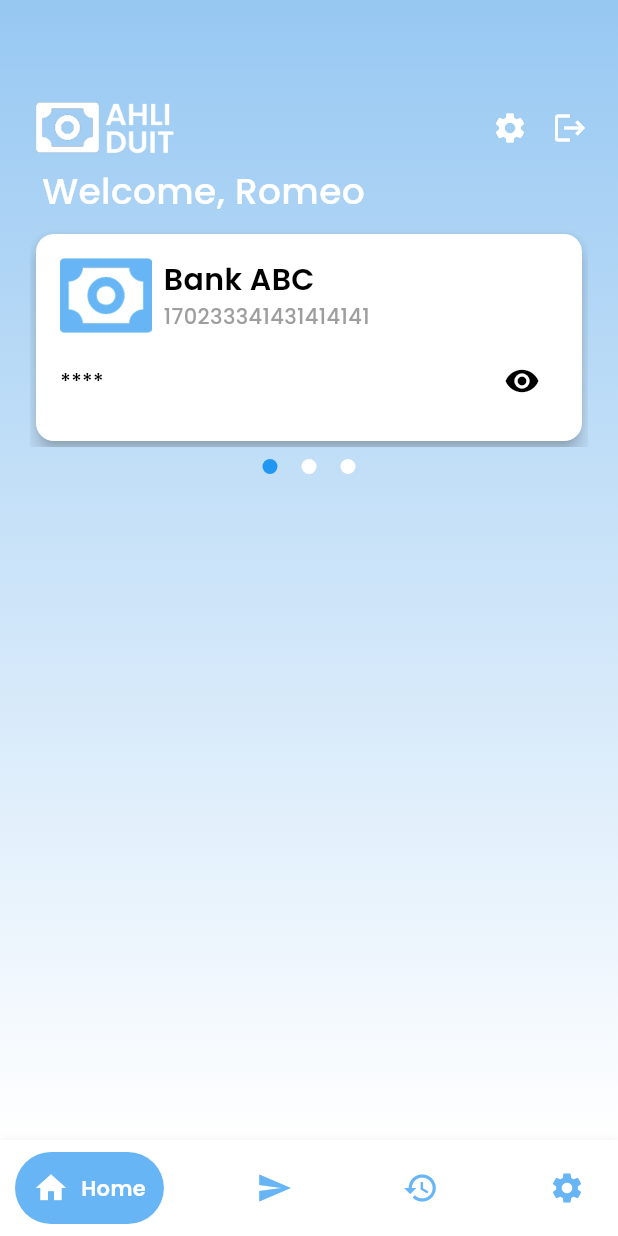
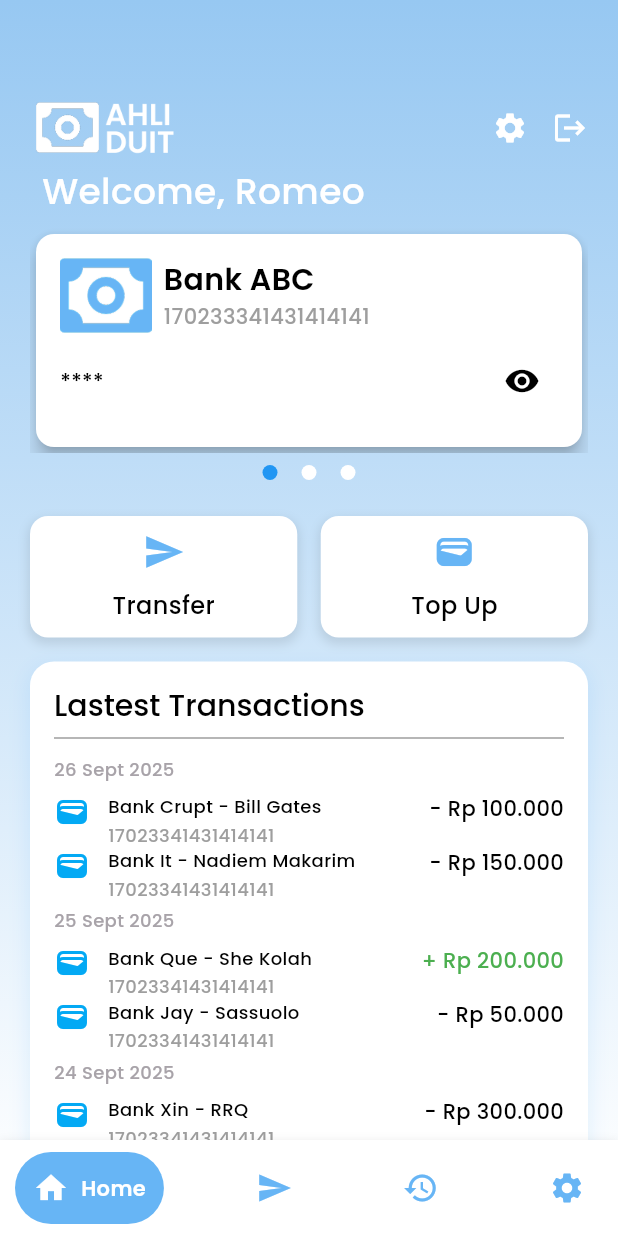
Before and after one commit to akangromeo/mobile_banking_apps, a Flutter app: the screen it shows after launch, on a phone screen of 412 x 824 dp. Run offline on Flutter 3.47's test engine with Material 3 defaults, Android fonts, the phone set to English and light mode, and no system bars; drawn by our look-alikes of google_nav_bar, smooth_page_indicator; our stand-ins replace go_router.

Commit message:
feat: add component for home FINISHED

```diff
--- a/lib/core/theme/app_theme.dart
+++ b/lib/core/theme/app_theme.dart
@@ -39,6 +39,8 @@ final ThemeData appTheme = ThemeData(
         fontWeight: FontWeight.w500, fontSize: 32, color: Colors.white),
     headlineMedium: TextStyle(
         fontWeight: FontWeight.w500, fontSize: 24, color: Colors.white),
+    headlineSmall: TextStyle(
+        fontWeight: FontWeight.w500, fontSize: 20, color: Colors.white),
 
     // Digunakan untuk judul sub-bagian, menggunakan SemiBold
     titleLarge: TextStyle(
--- a/lib/features/home/presentation/screens/home_screen.dart
+++ b/lib/features/home/presentation/screens/home_screen.dart
@@ -1,4 +1,6 @@
 import 'package:flutter/material.dart';
+import 'package:mobile_banking_apps/features/home/presentation/widgets/button_card.dart';
+import 'package:mobile_banking_apps/features/home/presentation/widgets/transaction_history_card.dart';
 import 'package:smooth_page_indicator/smooth_page_indicator.dart'; // Import SmoothPageIndicator
 import 'package:mobile_banking_apps/common/widgets/bottom_navigation_user.dart';
 import 'package:mobile_banking_apps/core/constants/app_constants.dart';
@@ -38,7 +40,8 @@ class _HomeScreenState extends State<HomeScreen> {
   @override
   Widget build(BuildContext context) {
     return Scaffold(
-      body: Container(
+      body: SingleChildScrollView(
+        child: Container(
           width: double.infinity,
           decoration: const BoxDecoration(
             gradient: LinearGradient(
@@ -84,7 +87,7 @@ class _HomeScreenState extends State<HomeScreen> {
                 ]),
                 const SizedBox(height: 8),
                 SizedBox(
-                height: 146,
+                  height: 150,
                   child: PageView.builder(
                     controller: _pageController,
                     onPageChanged: (index) {
@@ -123,7 +126,20 @@ class _HomeScreenState extends State<HomeScreen> {
                         ),
                       ),
                     ]),
+                const SizedBox(height: 16),
+                Row(
+                    mainAxisAlignment: MainAxisAlignment.spaceBetween,
+                    children: [
+                      ButtonCard(
+                          iconData: Icons.send, text: "Transfer", onTap: () {}),
+                      ButtonCard(
+                          iconData: Icons.wallet, text: "Top Up", onTap: () {}),
+                    ]),
+                const SizedBox(height: 16),
+                const TransactionHistory(),
+                const SizedBox(height: 16),
               ],
+            ),
           ),
         ),
       ),
--- /dev/null
+++ b/lib/features/home/presentation/widgets/button_card.dart
@@ -0,0 +1,60 @@
+import 'package:flutter/material.dart';
+import 'package:mobile_banking_apps/core/constants/app_constants.dart';
+import 'package:mobile_banking_apps/core/theme/app_theme.dart';
+
+class ButtonCard extends StatelessWidget {
+  final IconData iconData;
+  final String text;
+  final Color? color;
+  final VoidCallback onTap;
+
+  const ButtonCard({
+    Key? key,
+    required this.iconData,
+    required this.text,
+    this.color,
+    required this.onTap,
+  }) : super(key: key);
+
+  @override
+  Widget build(BuildContext context) {
+    final screenWidth = MediaQuery.of(context).size.width;
+
+    final cardWidth = (screenWidth - AppDesignConstants.kDefaultPadding) / 2.2;
+    final Color mainColor = color ?? Colors.lightBlue.shade300;
+
+    return InkWell(
+      onTap: onTap,
+      child: Container(
+        width: cardWidth,
+        padding: const EdgeInsets.all(10.0),
+        decoration: BoxDecoration(
+          color: Colors.white,
+          borderRadius: BorderRadius.circular(12.0),
+          boxShadow: [
+            BoxShadow(
+              color: Colors.black.withOpacity(0.1),
+              spreadRadius: 1,
+              blurRadius: 5,
+              offset: const Offset(0, 3),
+            ),
+          ],
+        ),
+        child: Column(
+          mainAxisSize: MainAxisSize.min,
+          children: <Widget>[
+            Icon(
+              iconData,
+              size: 28.0,
+              color: AppColors.blueSecondary,
+            ),
+            const SizedBox(height: 10.0),
+            Text(text,
+                style: appTheme.textTheme.bodyLarge
+                    ?.copyWith(color: Colors.black)),
+          ],
+        ),
+      ),
+    );
+  }
+}
--- /dev/null
+++ b/lib/features/home/presentation/widgets/transaction_history_card.dart
@@ -0,0 +1,119 @@
+import 'package:flutter/material.dart';
+import 'package:mobile_banking_apps/core/theme/app_theme.dart';
+
+import 'package:mobile_banking_apps/features/home/presentation/widgets/transaction_item.dart';
+
+typedef TransactionData = Map<String, dynamic>;
+
+class TransactionHistory extends StatelessWidget {
+  const TransactionHistory({super.key});
+
+  final List<TransactionData> _dummyTransactions = const [
+    {
+      'date': '26 Sept 2025',
+      'description': 'Bank Crupt - Bill Gates',
+      'accountNumber': '17023341431414141',
+      'amount': 100000.0,
+      'isCredit': false
+    },
+    {
+      'date': '26 Sept 2025',
+      'description': 'Bank It - Nadiem Makarim',
+      'accountNumber': '17023341431414141',
+      'amount': 150000.0,
+      'isCredit': false
+    },
+    {
+      'date': '25 Sept 2025',
+      'description': 'Bank Que - She Kolah',
+      'accountNumber': '17023341431414141',
+      'amount': 200000.0,
+      'isCredit': true
+    },
+    {
+      'date': '25 Sept 2025',
+      'description': 'Bank Jay - Sassuolo',
+      'accountNumber': '17023341431414141',
+      'amount': 50000.0,
+      'isCredit': false
+    },
+    {
+      'date': '24 Sept 2025',
+      'description': 'Bank Xin - RRQ',
+      'accountNumber': '17023341431414141',
+      'amount': 300000.0,
+      'isCredit': false
+    },
+  ];
+
+  Map<String, List<TransactionData>> _groupByDate(
+      List<TransactionData> transactions) {
+    Map<String, List<TransactionData>> grouped = {};
+    for (var tx in transactions) {
+      String dateKey = tx['date'] as String;
+      if (!grouped.containsKey(dateKey)) {
+        grouped[dateKey] = [];
+      }
+      grouped[dateKey]!.add(tx);
+    }
+    return grouped;
+  }
+
+  @override
+  Widget build(BuildContext context) {
+    final groupedTransactions = _groupByDate(_dummyTransactions);
+    final List<String> dateKeys = groupedTransactions.keys.toList();
+
+    return Container(
+      padding: const EdgeInsets.all(16.0),
+      decoration: BoxDecoration(
+        color: Colors.white,
+        borderRadius: BorderRadius.circular(16.0),
+        boxShadow: [
+          BoxShadow(
+            color: Colors.blue.withOpacity(0.1),
+            spreadRadius: 2,
+            blurRadius: 10,
+            offset: const Offset(0, 5),
+          ),
+        ],
+      ),
+      child: Column(
+        crossAxisAlignment: CrossAxisAlignment.start,
+        mainAxisSize: MainAxisSize.min,
+        children: [
+          Text(
+            'Lastest Transactions',
+            style: Theme.of(context).textTheme.headlineSmall?.copyWith(
+                  color: Colors.black,
+                ),
+          ),
+          const Divider(thickness: 1, color: Colors.grey),
+          ListView.builder(
+            shrinkWrap: true,
+            physics: const NeverScrollableScrollPhysics(),
+            itemCount: dateKeys.length,
+            padding: EdgeInsets.zero,
+            itemBuilder: (context, index) {
+              String dateKey = dateKeys[index];
+              List<TransactionData> transactions =
+                  groupedTransactions[dateKey]!;
+              return Column(
+                crossAxisAlignment: CrossAxisAlignment.start,
+                children: [
+                  Padding(
+                    padding: const EdgeInsets.only(top: 4.0, bottom: 8.0),
+                    child: Text(dateKey, style: appTheme.textTheme.bodySmall),
+                  ),
+                  ...transactions
+                      .map((tx) => TransactionItem(transaction: tx))
+                      .toList(),
+                ],
+              );
+            },
+          ),
+        ],
+      ),
+    );
+  }
+}
--- /dev/null
+++ b/lib/features/home/presentation/widgets/transaction_item.dart
@@ -0,0 +1,69 @@
+// transaction_item.dart
+import 'package:flutter/material.dart';
+import 'package:mobile_banking_apps/core/theme/app_theme.dart';
+
+// Tipe data sederhana (tanpa model terpisah)
+typedef TransactionData = Map<String, dynamic>;
+
+class TransactionItem extends StatelessWidget {
+  final TransactionData transaction;
+
+  const TransactionItem({super.key, required this.transaction});
+
+  @override
+  Widget build(BuildContext context) {
+    final bool isCredit = transaction['isCredit'] as bool;
+    final double amount = transaction['amount'] as double;
+    final String description = transaction['description'] as String;
+    final String accountNumber = transaction['accountNumber'] as String;
+
+    final Color amountColor = isCredit ? Colors.green : Colors.black;
+    final String sign = isCredit ? '+ ' : '- ';
+
+    final String formattedAmount = amount.toStringAsFixed(0).replaceAllMapped(
+          RegExp(r'(\d{1,3})(?=(\d{3})+(?!\d))'),
+          (Match m) => '${m[1]}.',
+        );
+    final String amountText = '${sign}Rp $formattedAmount';
+
+    return Row(
+      crossAxisAlignment: CrossAxisAlignment.start,
+      children: <Widget>[
+        const Padding(
+          padding: EdgeInsets.only(right: 12.0),
+          child: Icon(
+            Icons.wallet,
+            color: Colors.lightBlue,
+            size: 24.0,
+          ),
+        ),
+        Expanded(
+          child: Column(
+            crossAxisAlignment: CrossAxisAlignment.start,
+            children: <Widget>[
+              Text(
+                description,
+                style:
+                    appTheme.textTheme.bodySmall?.copyWith(color: Colors.black),
+              ),
+              const SizedBox(height: 2.0),
+              Text(
+                accountNumber,
+                style: const TextStyle(
+                  fontSize: 12.0,
+                  color: Colors.grey,
+                ),
+              ),
+            ],
+          ),
+        ),
+        Text(
+          amountText,
+          style: appTheme.textTheme.bodyMedium?.copyWith(
+            color: amountColor,
+          ),
+        ),
+      ],
+    );
+  }
+}
```
Lines whose indentation alone changed are shown as unchanged.
